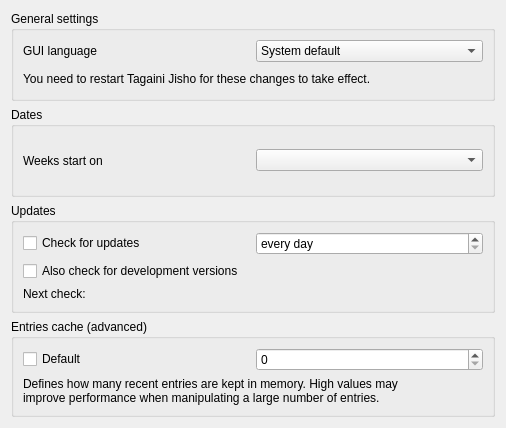
The window that src/gui/GeneralPreferences.ui (Gnurou/tagainijisho) describes before a commit, drawn with Qt 5.
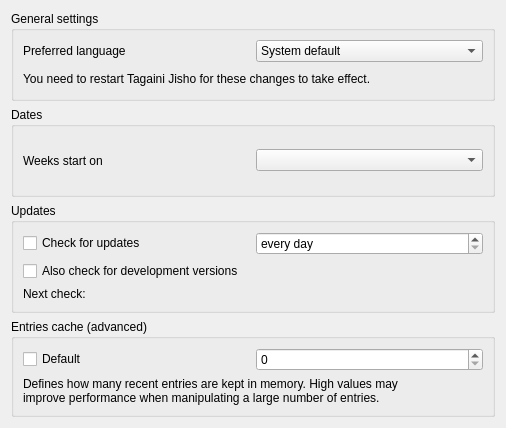
The same window after the commit.

Commit message:
Turn GUI preference into a more general language preference
The preferred language not only decides which language the GUI will be
displayed in, but also which dictionary databases to attach and use in
complement to the English one.

Patch:
```diff
--- a/src/gui/GeneralPreferences.ui
+++ b/src/gui/GeneralPreferences.ui
@@ -25,7 +25,10 @@
         <item>
          <widget class="QLabel" name="label_2">
           <property name="text">
-           <string>GUI language</string>
+           <string>Preferred language</string>
+          </property>
+          <property name="buddy">
+           <cstring>prefLanguage</cstring>
           </property>
          </widget>
         </item>
```
Left out of the diff: 15 changed lines with no effect on the pictures. The commit also changes 8 other files.
